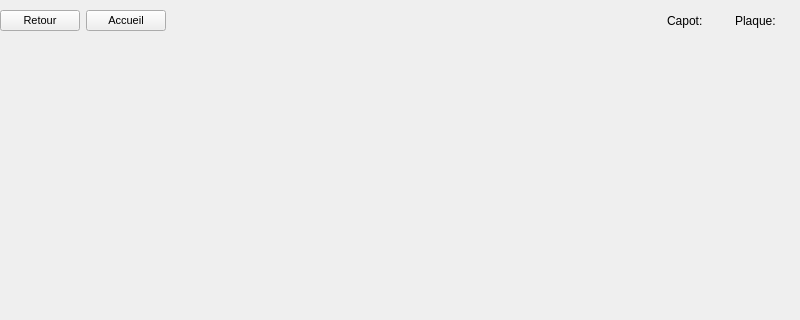
Kemsa/RelayTesterRaspberry, file src/UI/screens/mainWindow.ui: the form before one commit; both pictures show x 0 to 800 and y 0 to 320 of the 800 by 480 pixel window.
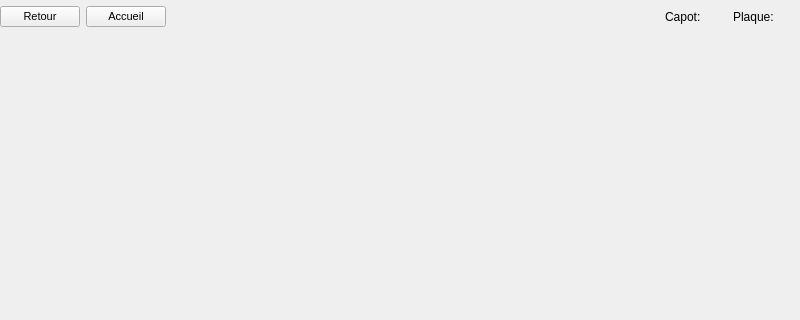
The form after the commit. Custom widgets are drawn as their Qt base class.

The edit to the form file:
```diff
--- a/src/UI/screens/mainWindow.ui
+++ b/src/UI/screens/mainWindow.ui
@@ -44,9 +44,9 @@
     <property name="geometry">
      <rect>
       <x>0</x>
-      <y>10</y>
-      <width>802</width>
-      <height>456</height>
+      <y>0</y>
+      <width>800</width>
+      <height>460</height>
      </rect>
     </property>
     <layout class="QVBoxLayout" name="verticalLayout">
@@ -163,7 +163,7 @@
         <bool>true</bool>
        </property>
        <property name="sizePolicy">
-        <sizepolicy hsizetype="Preferred" vsizetype="Fixed">
+        <sizepolicy hsizetype="Preferred" vsizetype="Maximum">
          <horstretch>0</horstretch>
          <verstretch>0</verstretch>
         </sizepolicy>
@@ -188,19 +188,6 @@
        </property>
       </widget>
      </item>
-     <item>
-      <spacer name="verticalSpacer">
-       <property name="orientation">
-        <enum>Qt::Vertical</enum>
-       </property>
-       <property name="sizeHint" stdset="0">
-        <size>
-         <width>20</width>
-         <height>40</height>
-        </size>
-       </property>
-      </spacer>
-     </item>
     </layout>
    </widget>
   </widget>
```
